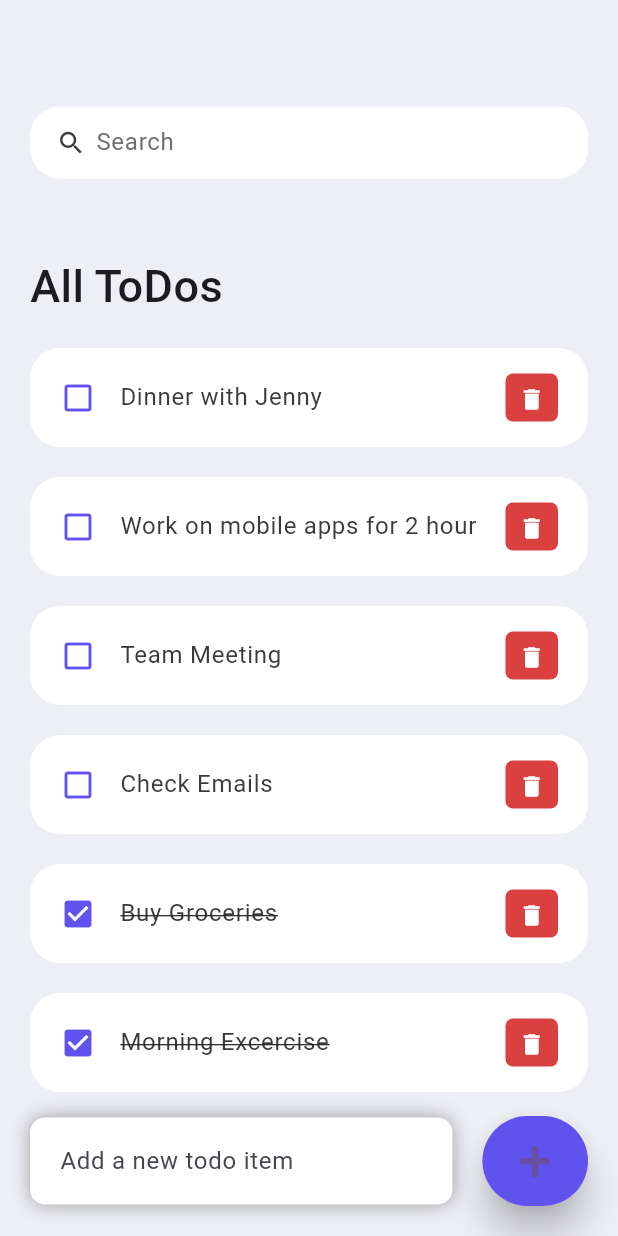
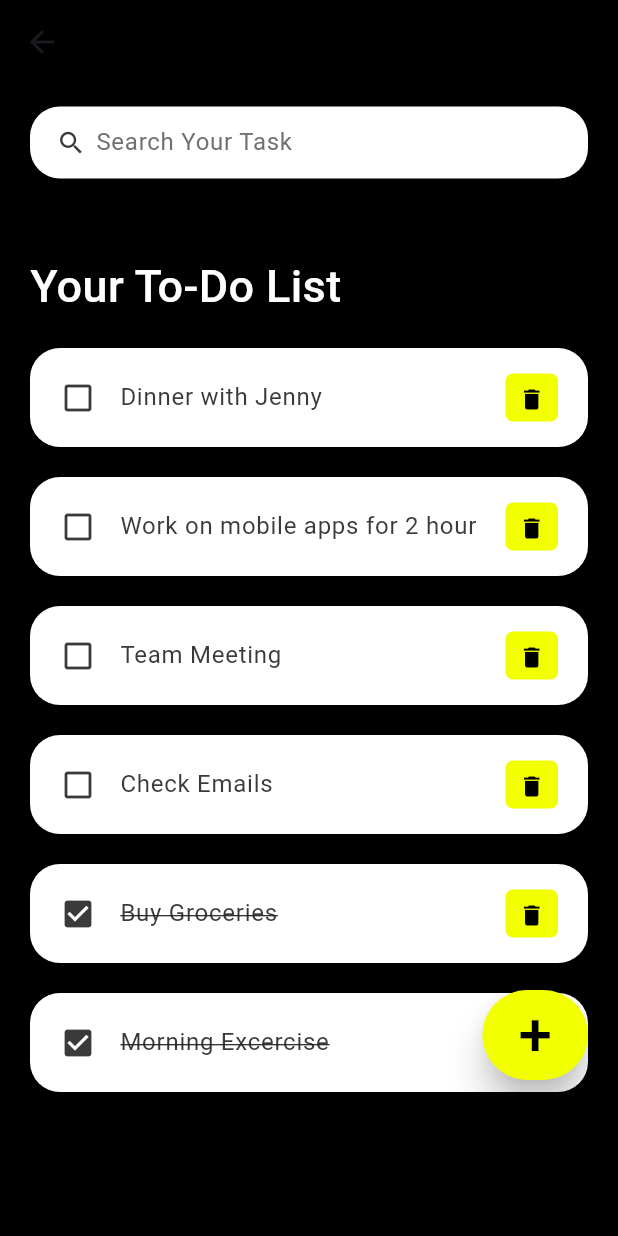
Before and after one commit to Isuru-kumara/CODSOFT, a Flutter app: the Home screen opened directly, on a phone screen of 412 x 824 dp. Run offline on Flutter 3.47's test engine with Material 3 defaults, Android fonts, the phone set to English and light mode, and no system bars; our stand-ins replace google_fonts; missing offline and left inert: random_color.

Commit message:
Update 2

```diff
--- a/Task 1/todo_list_app/lib/components/home_screen.dart
+++ b/Task 1/todo_list_app/lib/components/home_screen.dart
@@ -1,4 +1,5 @@
 import 'package:flutter/material.dart';
+import 'package:todo_list_app/components/add_todo_screen.dart';
 import '../components/list.dart';
 import '../widgets/utiles.dart';
 import '../widgets/list_item.dart';
@@ -24,7 +25,7 @@
   @override
   Widget build(BuildContext context) {
     return Scaffold(
-      backgroundColor: tdBGColor,
+      backgroundColor: todoBGColor,
       appBar: _buildAppBar(),
       body: Stack(
         children: [
@@ -45,10 +46,11 @@
                           bottom: 20,
                         ),
                         child: Text(
-                          'All ToDos',
+                          'Your To-Do List',
                           style: TextStyle(
                             fontSize: 30,
                             fontWeight: FontWeight.w500,
+                            color: Colors.white,
                           ),
                         ),
                       ),
@@ -69,38 +71,39 @@
             child: Row(children: [
               Expanded(
                 child: Container(
-                  margin: EdgeInsets.only(
-                    bottom: 20,
-                    right: 20,
-                    left: 20,
-                  ),
-                  padding: EdgeInsets.symmetric(
-                    horizontal: 20,
-                    vertical: 5,
-                  ),
-                  decoration: BoxDecoration(
-                    color: Colors.white,
-                    boxShadow: const [
-                      BoxShadow(
-                        color: Colors.grey,
-                        offset: Offset(0.0, 0.0),
-                        blurRadius: 10.0,
-                        spreadRadius: 0.0,
-                      ),
-                    ],
-                    borderRadius: BorderRadius.circular(10),
-                  ),
-                  child: TextField(
-                    controller: _todoController,
-                    decoration: InputDecoration(
-                        hintText: 'Add a new todo item',
-                        border: InputBorder.none),
-                  ),
+                    // margin: EdgeInsets.only(
+                    //   bottom: 20,
+                    //   right: 20,
+                    //   left: 20,
+                    // ),
+                    // padding: EdgeInsets.symmetric(
+                    //   horizontal: 20,
+                    //   vertical: 20,
+                    // ),
+                    // decoration: BoxDecoration(
+                    //   color: Color.fromARGB(255, 81, 255, 0),
+                    //   boxShadow: const [
+                    //     BoxShadow(
+                    //       color: Colors.grey,
+                    //       offset: Offset(0.0, 0.0),
+                    //       blurRadius: 10.0,
+                    //       spreadRadius: 0.0,
+                    //     ),
+                    //   ],
+                    //   borderRadius: BorderRadius.circular(10),
+                    // ),
+                    // child: TextField(
+                    //   controller: _todoController,
+                    //   decoration: InputDecoration(
+                    //       hintText: 'Enter your todo task',
+                    //       border: InputBorder.none),
+                    // ),
                     ),
               ),
               Container(
                 margin: EdgeInsets.only(
-                  bottom: 20,
+                  bottom: 0,
+                  top: 500,
                   right: 20,
                 ),
                 child: ElevatedButton(
@@ -108,13 +111,14 @@
                     '+',
                     style: TextStyle(
                       fontSize: 40,
+                      color: Colors.black,
                     ),
                   ),
                   onPressed: () {
                     _addToDoItem(_todoController.text);
                   },
                   style: ElevatedButton.styleFrom(
-                    primary: tdBlue,
+                    primary: todoYellow,
                     minimumSize: Size(60, 60),
                     elevation: 10,
                   ),
@@ -139,15 +143,31 @@
     });
   }
 
-  void _addToDoItem(String toDo) {
+  void _addToDoItem(String toDo) async {
+    final result = await Navigator.push(
+      context,
+      MaterialPageRoute(builder: (context) => AddTodoScreen()),
+    );
+
+    if (result != null && result is String) {
       setState(() {
         todosList.add(ToDo(
           id: DateTime.now().millisecondsSinceEpoch.toString(),
-        todoText: toDo,
+          todoText: result,
         ));
       });
-    _todoController.clear();
     }
+  }
+
+  // void _addToDoItem(String toDo) {
+  //   setState(() {
+  //     todosList.add(ToDo(
+  //       id: DateTime.now().millisecondsSinceEpoch.toString(),
+  //       todoText: toDo,
+  //     ));
+  //   });
+  //   _todoController.clear();
+  // }
 
   void _runFilter(String enteredKeyword) {
     List<ToDo> results = [];
@@ -166,6 +186,8 @@
     });
   }
 
+//Search
+
   Widget searchBox() {
     return Container(
       padding: EdgeInsets.symmetric(horizontal: 15),
@@ -179,7 +201,7 @@
           contentPadding: EdgeInsets.all(0),
           prefixIcon: Icon(
             Icons.search,
-            color: tdBlack,
+            color: todoBlack,
             size: 20,
           ),
           prefixIconConstraints: BoxConstraints(
@@ -187,8 +209,8 @@
             minWidth: 25,
           ),
           border: InputBorder.none,
-          hintText: 'Search',
-          hintStyle: TextStyle(color: tdGrey),
+          hintText: 'Search Your Task',
+          hintStyle: TextStyle(color: todoGrey),
         ),
       ),
     );
@@ -196,7 +218,7 @@
 
   AppBar _buildAppBar() {
     return AppBar(
-      backgroundColor: tdBGColor,
+      backgroundColor: todoBGColor,
       elevation: 0,
       title: Row(mainAxisAlignment: MainAxisAlignment.spaceBetween, children: [
         // Icon(
--- a/Task 1/todo_list_app/lib/main.dart
+++ b/Task 1/todo_list_app/lib/main.dart
@@ -1,6 +1,7 @@
 import 'package:flutter/material.dart';
 import 'package:flutter/services.dart';
-import './components/home_screen.dart';
+import 'package:todo_list_app/components/welcome.dart';
+import 'components/welcome.dart';
 
 void main() {
   runApp(const MyApp());
@@ -17,7 +18,7 @@
     return MaterialApp(
       debugShowCheckedModeBanner: false,
       title: 'ToDo App',
-      home: Home(),
+      home: LoginPage(),
     );
   }
 }
--- a/Task 1/todo_list_app/lib/widgets/list_item.dart
+++ b/Task 1/todo_list_app/lib/widgets/list_item.dart
@@ -30,13 +30,13 @@
         tileColor: Colors.white,
         leading: Icon(
           todo.isDone ? Icons.check_box : Icons.check_box_outline_blank,
-          color: tdBlue,
+          color: todoBlack,
         ),
         title: Text(
           todo.todoText!,
           style: TextStyle(
             fontSize: 16,
-            color: tdBlack,
+            color: todoBlack,
             decoration: todo.isDone ? TextDecoration.lineThrough : null,
           ),
         ),
@@ -46,11 +46,11 @@
           height: 35,
           width: 35,
           decoration: BoxDecoration(
-            color: tdRed,
+            color: todoYellow,
             borderRadius: BorderRadius.circular(5),
           ),
           child: IconButton(
-            color: Colors.white,
+            color: const Color.fromARGB(255, 0, 0, 0),
             iconSize: 18,
             icon: Icon(Icons.delete),
             onPressed: () {
--- a/Task 1/todo_list_app/lib/widgets/utiles.dart
+++ b/Task 1/todo_list_app/lib/widgets/utiles.dart
@@ -1,9 +1,9 @@
 import 'package:flutter/material.dart';
 
-const Color tdRed = Color(0xFFDA4040);
-const Color tdBlue = Color(0xFF5F52EE);
+const Color todoRed = Color(0xFFDA4040);
+const Color todoYellow = Color.fromARGB(255, 242, 255, 0);
 
-const Color tdBlack = Color(0xFF3A3A3A);
-const Color tdGrey = Color(0xFF717171);
+const Color todoBlack = Color(0xFF3A3A3A);
+const Color todoGrey = Color(0xFF717171);
 
-const Color tdBGColor = Color(0xFFEEEFF5);
+const Color todoBGColor = Color.fromARGB(255, 0, 0, 0);
--- a/Task 1/todo_list_app/pubspec.yaml
+++ b/Task 1/todo_list_app/pubspec.yaml
@@ -62,7 +62,7 @@
 
   # To add assets to your application, add an assets section, like this:
   assets:
-    - Assets/
+    - assets/
   #   - images/a_dot_ham.jpeg
 
   # An image asset can refer to one or more resolution-specific "variants", see
--- a/Task 2/flutter_quote_app/lib/screens/login.dart
+++ b/Task 2/flutter_quote_app/lib/screens/login.dart
@@ -1,8 +1,6 @@
 import 'package:flutter/material.dart';
 import 'package:flutter_quote_app/screens/category.dart';
 import 'package:google_fonts/google_fonts.dart';
-
-import 'home.dart';
 
 class LoginPage extends StatefulWidget {
   @override
```
Also changed, not shown: Task 1/todo_list_app/lib/components/add_todo_screen.dart (added, +61 -0 lines), Task 1/todo_list_app/lib/components/welcome.dart (renamed from Task 1/todo_list_app/lib/screens/login.dart, +21 -21 lines). Lines whose indentation alone changed are shown as unchanged.
